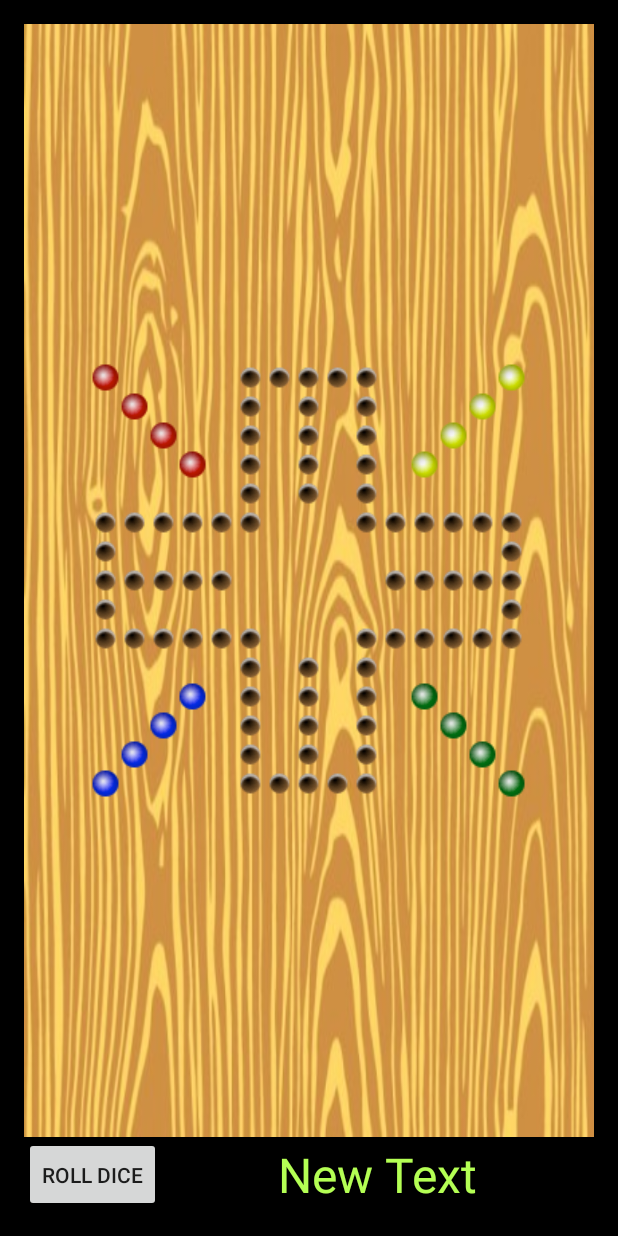
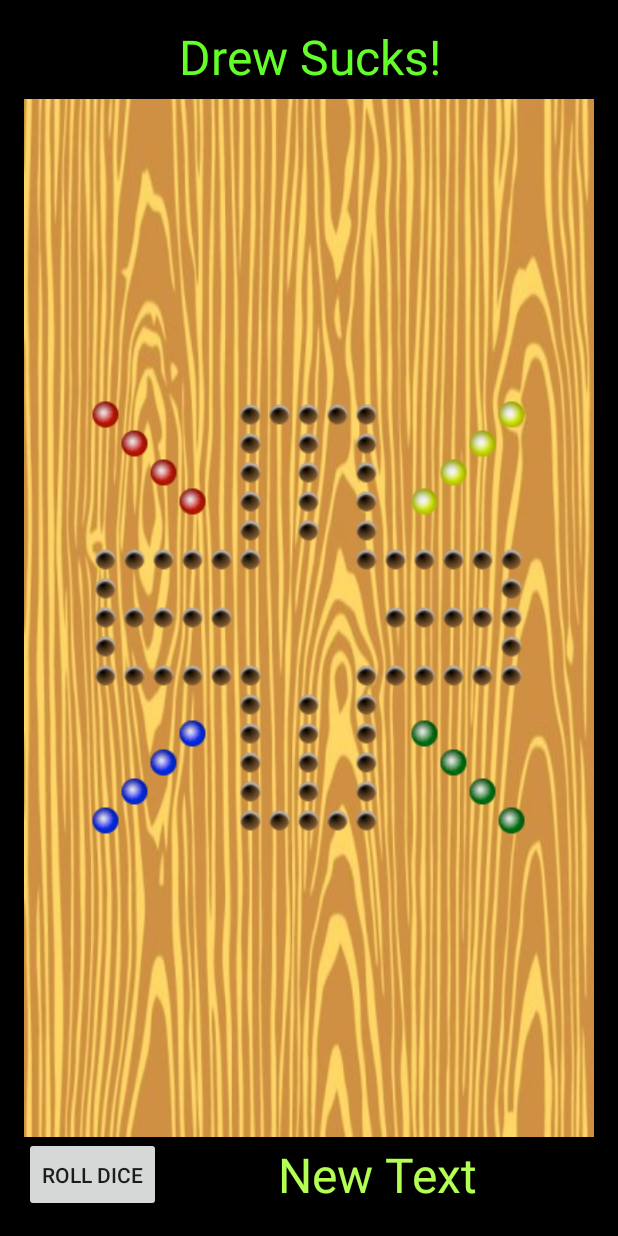
Before and after one commit to drewdemechko/WahooGame, an Android app: the GameActivity screen opened directly, with no data from a screen before it, on a phone screen of 412 x 824 dp. Run offline under Robolectric (Android 15) with nearby library versions, the phone set to English and light mode, and no system bars.

Commit message:
Added Drew Suck! textView and currentTurn method.

```diff
--- a/app/src/main/java/mobileapp/wahoogame/GameActivity.java
+++ b/app/src/main/java/mobileapp/wahoogame/GameActivity.java
@@ -19,6 +19,7 @@ public class GameActivity extends Activity {
     private boolean pieceSelected = false;  //True if piece is selected
     GameBoard currentBoard;                 //GameBoard object
     private TextView diceThrow;             //TextView displaying number on dice
+    private TextView playerTurn;            //Display current player
     private boolean gameOver = false;       //True if game is over
 
 
@@ -97,13 +98,18 @@ public class GameActivity extends Activity {
 
     //currentGame runs until game ends
     private void currentGame(){
+        currentTurn();
 
         //Loops until a player wins
-        while(gameOver == false){
+        //while(gameOver == false){
 
 
+        //}
+    }
 
-        }
+    private void currentTurn(){
+        playerTurn.setText("Drew Sucks!");
+        gameOver = true;
     }
 
 
@@ -112,9 +118,11 @@ public class GameActivity extends Activity {
         super.onCreate(savedInstanceState);
         setContentView(R.layout.activity_game);
         diceThrow = (TextView) findViewById(R.id.diceThrow);
+        playerTurn = (TextView) findViewById(R.id.playerturn);
         //Draw Game Board
+
         startGame();
-        //currentGame();
+        currentGame();
     }
 
     @Override
--- a/app/src/main/res/layout/activity_game.xml
+++ b/app/src/main/res/layout/activity_game.xml
@@ -8,17 +8,34 @@
     tools:context="mobileapp.wahoogame.GameActivity"
     tools:targetApi="11">
 
+    <TextView
+        android:layout_width="match_parent"
+        android:layout_height="50dp"
+        android:textAppearance="?android:attr/textAppearanceMedium"
+        android:text="Player Turn"
+        android:id="@+id/playerturn"
+        android:textColor="#ff64ff2a"
+        android:layout_alignParentTop="true"
+        android:layout_alignParentLeft="true"
+        android:textSize="32dp"
+        android:textAlignment="gravity"
+        android:layout_alignRight="@+id/linearLayout"
+        android:layout_alignEnd="@+id/linearLayout"
+        android:gravity="center_horizontal" />
+
     <LinearLayout
         android:orientation="vertical"
         android:layout_width="fill_parent"
         android:layout_height="wrap_content"
         android:layout_above="@+id/relativeLayout"
-        android:layout_alignParentTop="true"
+        android:layout_alignParentTop="false"
         android:layout_alignParentLeft="true"
         android:layout_alignParentRight="true"
         android:layout_centerInParent="true"
         android:background="@drawable/wood_grain"
-        android:gravity="center">
+        android:gravity="center"
+        android:layout_below="@+id/playerturn"
+        android:id="@+id/linearLayout">
 
         <GridLayout
             android:layout_width="wrap_content"
```
